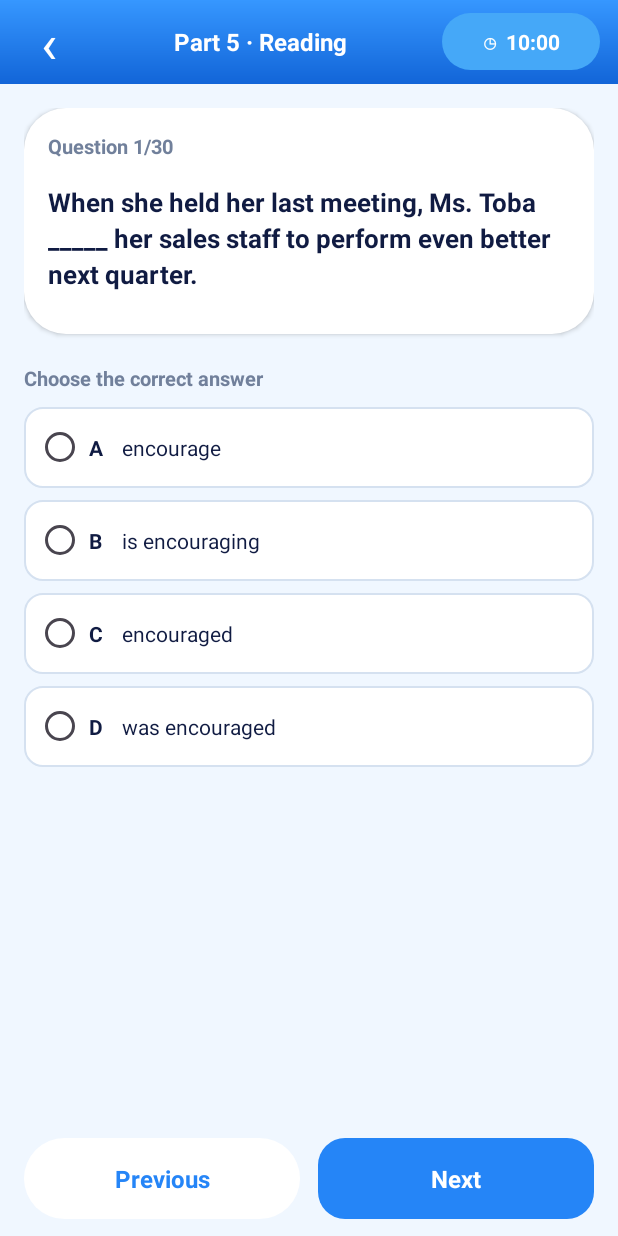
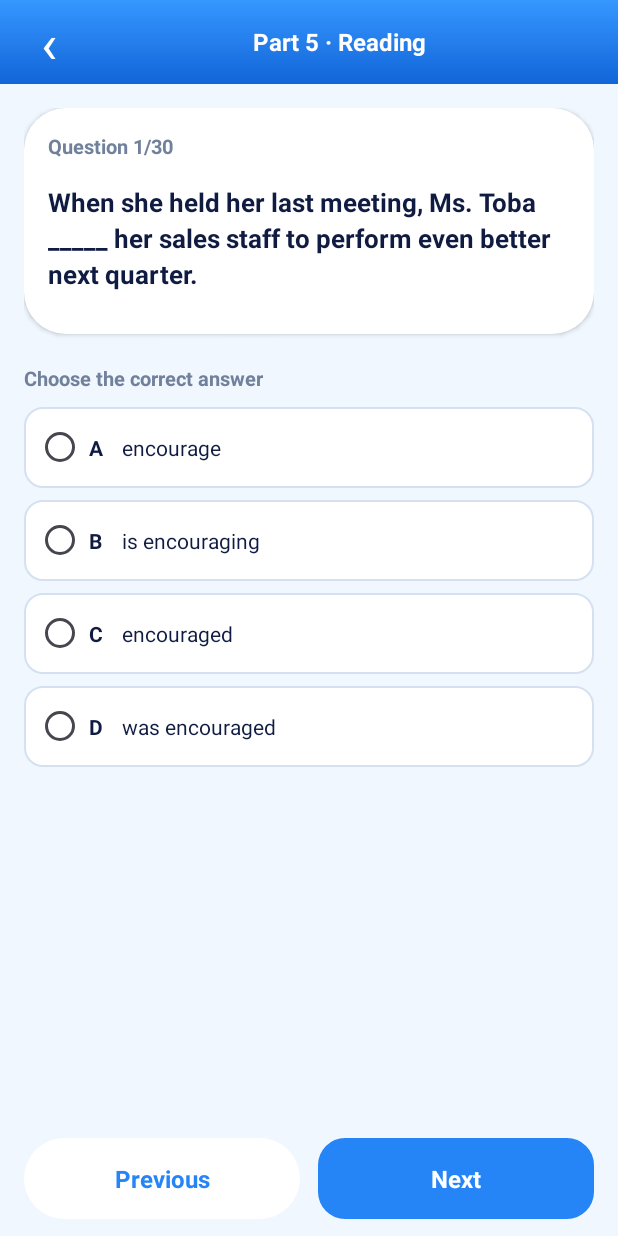
Before and after one commit to MonkeyFlash/Final_Project_TOEIC_app, an Android app: the Part5_Question screen opened directly, with no data from a screen before it, on a phone screen of 412 x 824 dp. Run offline under Robolectric (Android 15) with nearby library versions, the phone set to English and light mode, and no system bars; our stand-ins replace Firebase (no records; nobody signed in at launch, a user with empty details on screens opened directly); 1 statement that could not run was skipped.

Commit message:
Update logic part5

```diff
--- a/app/src/main/res/layout/activity_part5_question.xml
+++ b/app/src/main/res/layout/activity_part5_question.xml
@@ -43,31 +43,6 @@
         </LinearLayout>
 
         <!-- TIMER -->
-        <LinearLayout
-            android:layout_width="105dp"
-            android:layout_height="38dp"
-            android:background="@drawable/bg_timer"
-            android:gravity="center"
-            android:orientation="horizontal">
-
-            <TextView
-                android:layout_width="wrap_content"
-                android:layout_height="wrap_content"
-                android:text="◷"
-                android:textColor="#FFFFFF"
-                android:textSize="18sp" />
-
-            <TextView
-                android:id="@+id/tvTimer"
-                android:layout_width="wrap_content"
-                android:layout_height="wrap_content"
-                android:layout_marginStart="5dp"
-                android:text="10:00"
-                android:textColor="#FFFFFF"
-                android:textSize="14sp"
-                android:textStyle="bold" />
-
-        </LinearLayout>
 
     </LinearLayout>
 
--- a/app/src/main/res/layout/auth_activity_register.xml
+++ b/app/src/main/res/layout/auth_activity_register.xml
@@ -95,7 +95,7 @@
                 android:background="@drawable/bg_input"
                 android:drawableStart="@android:drawable/ic_lock_lock"
                 android:drawablePadding="12dp"
-                android:hint="Password"
+                android:hint="Password (must have 6 characters)"
                 android:inputType="textPassword"
                 android:paddingHorizontal="15dp"
                 android:textColor="@color/text_dark"
```
Also changed, not shown: app/src/main/java/com/example/finalproject/Part5_Question.java (+36 -18 lines).
